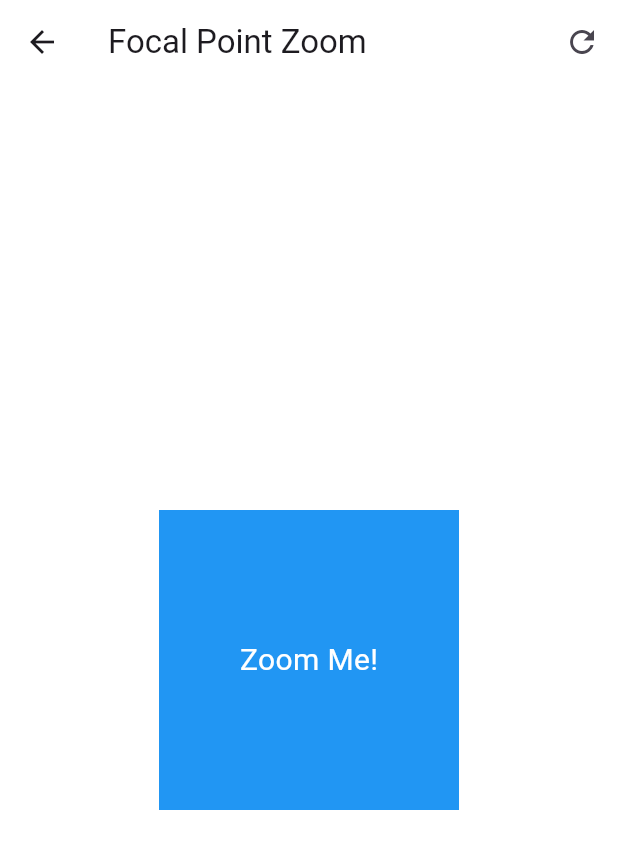
After one commit to LeeSunHaeng/custom_chart, a Flutter app: the screen it shows after launch, after a tap on "줌 지도2", on a phone screen of 412 x 824 dp. The commit adds this screen. Shown: the top 849 px of the screen. Run offline on Flutter 3.47's test engine with Material 3 defaults, Android fonts, the phone set to English and light mode, and no system bars; our stand-ins replace fl_chart, latlong2, webview_flutter; missing offline and left inert: point_in_polygon, word_cloud.

Commit message:
차트 수저ㅏㅇ
차트 수저ㅏㅇ

```diff
--- a/map_demo/lib/main.dart
+++ b/map_demo/lib/main.dart
@@ -6,6 +6,7 @@ import 'package:map_demo/list/list_screen.dart';
 import 'package:map_demo/pie_chart/pie_chart2_screen.dart';
 import 'package:map_demo/pie_chart/pie_chart_screen.dart';
 import 'package:map_demo/scaleable_map_chart.dart';
+import 'package:map_demo/scaleable_map_chart2.dart';
 import 'package:map_demo/shp_map_chart_screen.dart';
 import 'package:map_demo/web_view/web_view_screen.dart';
 
@@ -141,6 +142,17 @@ class HomeScreen extends StatelessWidget {
                 },
                 child: Text('줌 지도'),
               ),
+              ElevatedButton(
+                onPressed: () {
+                  Navigator.push(
+                    context,
+                    MaterialPageRoute(
+                      builder: (context) => const FocalPointZoomContainer(),
+                    ),
+                  );
+                },
+                child: Text('줌 지도2'),
+              ),
             ],
           ),
         ),
--- /dev/null
+++ b/map_demo/lib/scaleable_map_chart2.dart
@@ -0,0 +1,81 @@
+import 'package:flutter/material.dart';
+
+class FocalPointZoomContainer extends StatefulWidget {
+  const FocalPointZoomContainer({super.key});
+
+  @override
+  State<FocalPointZoomContainer> createState() => _FocalPointZoomContainerState();
+}
+
+class _FocalPointZoomContainerState extends State<FocalPointZoomContainer> {
+  // 위젯의 위치, 크기 정보를 얻기 위한 GlobalKey
+  final GlobalKey _containerKey = GlobalKey();
+
+  double _scale = 1.0;
+  double _baseScale = 1.0;
+
+  // Transform.scale의 중심점(origin)
+  Offset _origin = Offset.zero;
+
+  @override
+  Widget build(BuildContext context) {
+    return Scaffold(
+      appBar: AppBar(
+        title: const Text('Focal Point Zoom'),
+        actions: [
+          // 초기화 버튼
+          IconButton(
+            icon: const Icon(Icons.refresh),
+            onPressed: () {
+              setState(() {
+                _scale = 1.0;
+                _baseScale = 1.0;
+                _origin = Offset.zero;
+              });
+            },
+          ),
+        ],
+      ),
+      body: Center(
+        child: Transform.scale(
+          scale: _scale,
+          // 확대의 중심점을 _origin 상태값으로 지정
+          origin: _origin,
+          child: GestureDetector(
+            onScaleStart: (details) {
+              // 줌 제스처 시작 시 현재 스케일 값을 저장
+              _baseScale = _scale;
+            },
+            onScaleUpdate: (details) {
+              // 위젯의 RenderBox 정보를 가져옴
+              final RenderBox renderBox = _containerKey.currentContext!.findRenderObject() as RenderBox;
+
+              // 화면 전체 기준의 focal point(글로벌 좌표)를
+              // 컨테이너 위젯 기준의 로컬 좌표로 변환
+              final localFocalPoint = renderBox.globalToLocal(details.focalPoint);
+
+              setState(() {
+                // 새로운 스케일 값과 origin(중심점)을 업데이트
+                _scale = _baseScale * details.scale;
+                _origin = localFocalPoint;
+              });
+            },
+            child: Container(
+              // 위젯에 Key를 할당
+              key: _containerKey,
+              width: 200,
+              height: 200,
+              color: Colors.blue,
+              child: const Center(
+                child: Text(
+                  'Zoom Me!',
+                  style: TextStyle(color: Colors.white, fontSize: 20),
+                ),
+              ),
+            ),
+          ),
+        ),
+      ),
+    );
+  }
+}
```
Also changed, not shown: map_demo/lib/scaleable_map_chart.dart (+11 -7 lines).
